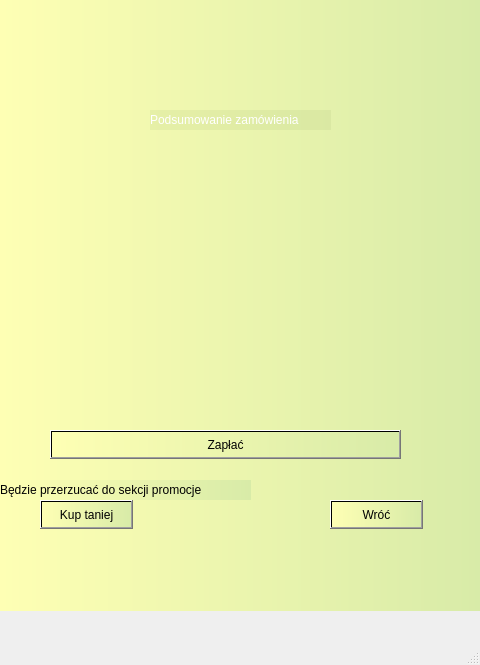
The window that ordering-food-app-2/mainwindow.ui (Gipsonek123/Ordering-food-app) describes before a commit, drawn with Qt 5.
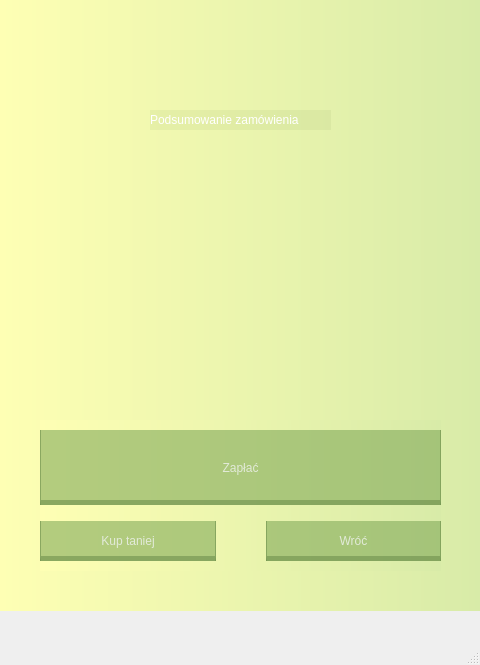
The same window after the commit. The open tabs and pages were chosen to show the change. Icons and pictures are not drawn.

Commit message: Update btn's at "Podsumowanie zamowienia"

What changed in the file:
```diff
--- a/ordering-food-app-2/mainwindow.ui
+++ b/ordering-food-app-2/mainwindow.ui
@@ -1132,57 +1132,144 @@
        <string>Podsumowanie zamówienia</string>
       </property>
      </widget>
-     <widget class="QPushButton" name="pushButton_8">
-      <property name="geometry">
-       <rect>
-        <x>330</x>
-        <y>500</y>
-        <width>93</width>
-        <height>29</height>
-       </rect>
-      </property>
-      <property name="text">
-       <string>Wróć</string>
-      </property>
-     </widget>
-     <widget class="QPushButton" name="pushButton_9">
+     <widget class="QWidget" name="">
       <property name="geometry">
        <rect>
         <x>40</x>
-        <y>500</y>
-        <width>93</width>
-        <height>29</height>
+        <y>420</y>
+        <width>401</width>
+        <height>151</height>
        </rect>
       </property>
-      <property name="text">
-       <string>Kup taniej</string>
-      </property>
-     </widget>
-     <widget class="QLabel" name="label_7">
-      <property name="geometry">
-       <rect>
-        <x>0</x>
-        <y>480</y>
-        <width>251</width>
-        <height>20</height>
-       </rect>
-      </property>
-      <property name="text">
-       <string>Będzie przerzucać do sekcji promocje</string>
-      </property>
-     </widget>
-     <widget class="QPushButton" name="pushButton_10">
-      <property name="geometry">
-       <rect>
-        <x>50</x>
-        <y>430</y>
-        <width>351</width>
-        <height>29</height>
-       </rect>
-      </property>
-      <property name="text">
-       <string>Zapłać</string>
-      </property>
+      <layout class="QVBoxLayout" name="verticalLayout">
+       <item>
+        <widget class="QPushButton" name="pushButton_10">
+         <property name="maximumSize">
+          <size>
+           <width>16777214</width>
+           <height>75</height>
+          </size>
+         </property>
+         <property name="styleSheet">
+          <string notr="true">QPushButton{
+	font: 350 9pt &quot;Cascadia Code SemiLight&quot;;
+	padding-top: 5px;
+	color: rgb(226,234,216);
+	background-color: rgba(130,170,90,0.6);
+	border: none;
+	border-left: 1px solid rgba(110,144,76,0.6);
+	border-right: 1px solid rgba(110,144,76,0.6);
+	border-bottom: 5px solid rgba(110,144,76,0.6);
+}
+QPushButton:hover{
+	background-color: rgba(138,181,96, 0.6);
+	border-left: 1px solid rgba(110,144,76,0.6);
+	border-right: 1px solid rgba(110,144,76,0.6);
+	border-bottom: 5px solid rgba(110,144,76,0.6);
+}
+QPushButton:pressed{
+	background-color: rgba(120,157,83,0.6);
+	border-left: 1px solid rgba(110,144,76,0.6);
+	border-right: 1px solid rgba(110,144,76,0.6);
+	border-bottom: 5px solid rgba(110,144,76,0.6);
+	padding-top: -5px;
+	border-bottom: none;
+}	
+</string>
+         </property>
+         <property name="text">
+          <string>Zapłać</string>
+         </property>
+        </widget>
+       </item>
+       <item>
+        <layout class="QHBoxLayout" name="horizontalLayout">
+         <property name="spacing">
+          <number>50</number>
+         </property>
+         <item>
+          <widget class="QPushButton" name="pushButton_9">
+           <property name="maximumSize">
+            <size>
+             <width>16777215</width>
+             <height>40</height>
+            </size>
+           </property>
+           <property name="styleSheet">
+            <string notr="true">QPushButton{
+	font: 350 9pt &quot;Cascadia Code SemiLight&quot;;
+	padding-top: 5px;
+	color: rgb(226,234,216);
+	background-color: rgba(130,170,90,0.6);
+	border: none;
+	border-left: 1px solid rgba(110,144,76,0.6);
+	border-right: 1px solid rgba(110,144,76,0.6);
+	border-bottom: 5px solid rgba(110,144,76,0.6);
+}
+QPushButton:hover{
+	background-color: rgba(138,181,96, 0.6);
+	border-left: 1px solid rgba(110,144,76,0.6);
+	border-right: 1px solid rgba(110,144,76,0.6);
+	border-bottom: 5px solid rgba(110,144,76,0.6);
+}
+QPushButton:pressed{
+	background-color: rgba(120,157,83,0.6);
+	border-left: 1px solid rgba(110,144,76,0.6);
+	border-right: 1px solid rgba(110,144,76,0.6);
+	border-bottom: 5px solid rgba(110,144,76,0.6);
+	padding-top: -5px;
+	border-bottom: none;
+}	
+</string>
+           </property>
+           <property name="text">
+            <string>Kup taniej</string>
+           </property>
+          </widget>
+         </item>
+         <item>
+          <widget class="QPushButton" name="pushButton_8">
+           <property name="maximumSize">
+            <size>
+             <width>16777215</width>
+             <height>40</height>
+            </size>
+           </property>
+           <property name="styleSheet">
+            <string notr="true">QPushButton{
+	font: 350 9pt &quot;Cascadia Code SemiLight&quot;;
+	padding-top: 5px;
+	color: rgb(226,234,216);
+	background-color: rgba(130,170,90,0.6);
+	border: none;
+	border-left: 1px solid rgba(110,144,76,0.6);
+	border-right: 1px solid rgba(110,144,76,0.6);
+	border-bottom: 5px solid rgba(110,144,76,0.6);
+}
+QPushButton:hover{
+	background-color: rgba(138,181,96, 0.6);
+	border-left: 1px solid rgba(110,144,76,0.6);
+	border-right: 1px solid rgba(110,144,76,0.6);
+	border-bottom: 5px solid rgba(110,144,76,0.6);
+}
+QPushButton:pressed{
+	background-color: rgba(120,157,83,0.6);
+	border-left: 1px solid rgba(110,144,76,0.6);
+	border-right: 1px solid rgba(110,144,76,0.6);
+	border-bottom: 5px solid rgba(110,144,76,0.6);
+	padding-top: -5px;
+	border-bottom: none;
+}	
+</string>
+           </property>
+           <property name="text">
+            <string>Wróć</string>
+           </property>
+          </widget>
+         </item>
+        </layout>
+       </item>
+      </layout>
      </widget>
     </widget>
     <widget class="QWidget" name="page_2">
```
Left out of the diff: 2 changed lines with no effect on the pictures.
